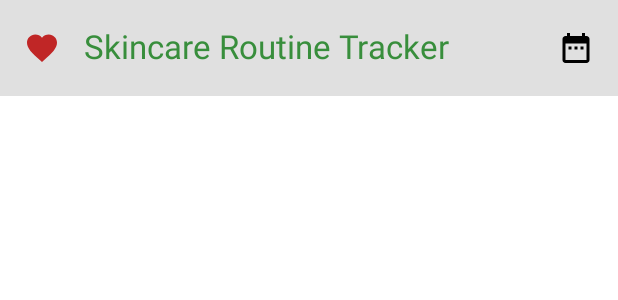
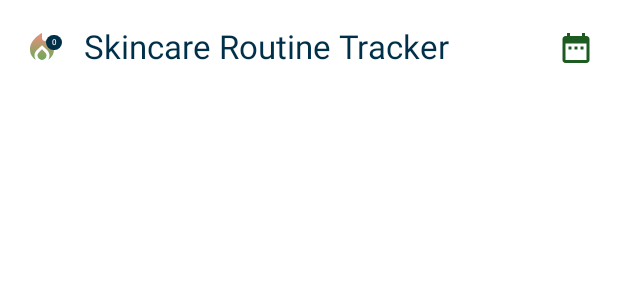
Before and after one commit to vgnvkmha/SkincareRoutinePlanner, an Android app built with Jetpack Compose: the @Preview function CustomTopAppBar, on a phone screen of 412 x 824 dp. Shown: the top 300 px of the screen. Run offline under Robolectric (Android 15) with nearby library versions, the phone set to English and light mode, and no system bars.

Commit message:
changed main colors and continued building TopAppBar UI

```diff
--- a/app/src/main/java/com/example/skincareroutineplanner/presentation/screens/home/composables/CustomTopAppBar.kt
+++ b/app/src/main/java/com/example/skincareroutineplanner/presentation/screens/home/composables/CustomTopAppBar.kt
@@ -1,8 +1,12 @@
 package com.example.skincareroutineplanner.presentation.screens.home.composables
 
+import androidx.compose.foundation.background
+import androidx.compose.foundation.layout.offset
+import androidx.compose.foundation.layout.padding
+import androidx.compose.foundation.layout.size
+import androidx.compose.foundation.shape.CircleShape
 import androidx.compose.material.icons.Icons
 import androidx.compose.material.icons.filled.DateRange
-import androidx.compose.material.icons.filled.Favorite
 import androidx.compose.material3.ExperimentalMaterial3Api
 import androidx.compose.material3.Icon
 import androidx.compose.material3.IconButton
@@ -11,12 +15,26 @@ import androidx.compose.material3.Text
 import androidx.compose.material3.TopAppBar
 import androidx.compose.material3.TopAppBarColors
 import androidx.compose.runtime.Composable
+import androidx.compose.ui.Modifier
+import androidx.compose.ui.draw.drawWithCache
+import androidx.compose.ui.graphics.BlendMode
+import androidx.compose.ui.graphics.Brush
 import androidx.compose.ui.graphics.Color
+import androidx.compose.ui.graphics.graphicsLayer
+import androidx.compose.ui.res.painterResource
 import androidx.compose.ui.tooling.preview.Preview
-import com.example.skincareroutineplanner.presentation.screens.DarkGreen
-import com.example.skincareroutineplanner.presentation.screens.LightGray
-import com.example.skincareroutineplanner.presentation.screens.MyRed
-
+import androidx.compose.ui.unit.dp
+import androidx.compose.ui.unit.sp
+import com.example.skincareroutineplanner.R
+import com.example.skincareroutineplanner.presentation.screens.Background
+import com.example.skincareroutineplanner.presentation.screens.Error
+import com.example.skincareroutineplanner.presentation.screens.OnSecondary
+import com.example.skincareroutineplanner.presentation.screens.OnSurface
+import com.example.skincareroutineplanner.presentation.screens.Primary
+import com.example.skincareroutineplanner.presentation.screens.PrimaryDark
+import com.example.skincareroutineplanner.presentation.screens.PrimaryDarkEven
+import com.example.skincareroutineplanner.presentation.screens.Secondary
+import com.example.skincareroutineplanner.presentation.screens.Surface
 
 @Preview(showBackground = true)
 @OptIn(ExperimentalMaterial3Api::class)
@@ -24,18 +42,45 @@ import com.example.skincareroutineplanner.presentation.screens.MyRed
 fun CustomTopAppBar() {
     TopAppBar(
         colors = TopAppBarColors(
-            containerColor = LightGray,
-            titleContentColor = DarkGreen,
-            actionIconContentColor = Color.Black,
-            scrolledContainerColor = MyRed,
-            navigationIconContentColor = MyRed
+            containerColor = Surface,
+            titleContentColor = OnSurface,
+            actionIconContentColor = PrimaryDark,
+            scrolledContainerColor = Background,
+            navigationIconContentColor = Secondary
         ),
         title = { Text(text = "Skincare Routine Tracker", style = MaterialTheme.typography.titleLarge.copy(
-            color = DarkGreen
+            color = OnSecondary
         )) },
         navigationIcon = {IconButton(enabled = true,
             onClick = { TODO("Добавить развертвывание информации о streak (что-то типа fragment)") }) {
-            Icon(Icons.Default.Favorite, contentDescription = "streak icon") //TODO("заменить иконку на огонёк")
+            Icon(painter = painterResource(id = R.drawable.streak_icon_),
+                contentDescription = "streak icon",
+                modifier = Modifier
+                    .size(24.dp)
+                    .graphicsLayer (alpha = 0.99f)
+                    .drawWithCache {
+                    val gradient = Brush.verticalGradient(
+                        colors = listOf(Error, Primary)
+                    )
+                    onDrawWithContent {
+                        drawContent()
+                        drawRect(gradient, blendMode = BlendMode.SrcAtop)
+                    }
+                },
+                tint = Color.Unspecified //убираем стандартную заливку иконки
+            )
+            Text(
+                text = "0",
+                color = Color.White,
+                fontSize = 5.sp,
+                modifier = Modifier
+                    .offset(x = 8.dp, y = (-4).dp)
+                    .background(
+                        color = OnSecondary,
+                        shape = CircleShape
+                    )
+                    .padding(horizontal = 4.dp, vertical = 2.dp)
+            )
         } },
         actions = {
 
--- a/app/src/main/java/com/example/skincareroutineplanner/presentation/screens/myColors.kt
+++ b/app/src/main/java/com/example/skincareroutineplanner/presentation/screens/myColors.kt
@@ -2,22 +2,19 @@ package com.example.skincareroutineplanner.presentation.screens
 
 import androidx.compose.ui.graphics.Color
 
-// Светло-зелёный (основной акцент)
-val LightGreen = Color(0xFFA8E6CF)
+val Primary = Color(0xFF4CAF50)
+val PrimaryDark = Color(0xFF1D5B20)
+val PrimaryDarkEven = Color(0xFF0F3611)
+val OnPrimary = Color(0xFFFFFFFF) //Text color on primary color
 
-// Тёмно-зелёный (для контраста, текста, и иконок)
-val DarkGreen = Color(0xFF388E3C)
+val Secondary = Color(0xFF81D4FA)
+val OnSecondary = Color(0xFF003049)
 
-// Белый (фон, карточки)
-val White = Color(0xFFFFFFFF)
+val Background = Color(0xFFF5F5F5)
+val OnBackground = Color(0xFF424242) //Primary Color for text
 
-// Светло-серый (разделители, вторичный текст)
-val LightGray = Color(0xFFE0E0E0)
+val Surface = Color(0xFFFFFFFF) //Background color for elements like cards
+val OnSurface = Color(0xFF212121)
 
-// Тёмно-серый (для текста)
-val DarkGray = Color(0xFF424242)
-
-// Цвет ошибки (например, для пропущенной рутины)
-val ErrorRed = Color(0xFFEF5350)
-
-val MyRed = Color(0xFFC02626)
+val Error = Color(0xFFFF8A80)
+val OnError = Color(0xFFFFFFFF)
--- /dev/null
+++ b/app/src/main/res/drawable/ic_flame.xml
@@ -0,0 +1,10 @@
+<?xml version="1.0" encoding="utf-8"?>
+<vector xmlns:android="http://schemas.android.com/apk/res/android"
+    android:width="24dp"
+    android:height="24dp"
+    android:viewportWidth="24"
+    android:viewportHeight="24">
+    <path
+        android:fillColor="#FF000000"
+        android:pathData="M13.5,2C13.5,2 16,5 16,8C16,9.66 14.66,11 13,11C11.34,11 10,9.66 10,8C10,6.34 11.34,5 13,5C13,3.5 12,2 12,2C10,4 6,8 6,13C6,17 9,22 12,22C15,22 18,17 18,13C18,8.5 14,4 13.5,2Z"/>
+</vector>
--- /dev/null
+++ b/app/src/main/res/drawable/streak_icon_.xml
@@ -0,0 +1,7 @@
+<vector xmlns:android="http://schemas.android.com/apk/res/android" android:height="24dp" android:tint="#000000" android:viewportHeight="24" android:viewportWidth="24" android:width="24dp">
+
+    <path android:fillColor="@android:color/white" android:pathData="M12,12.9l-2.13,2.09C9.31,15.55 9,16.28 9,17.06C9,18.68 10.35,20 12,20s3,-1.32 3,-2.94c0,-0.78 -0.31,-1.52 -0.87,-2.07L12,12.9z"/>
+
+    <path android:fillColor="@android:color/white" android:pathData="M16,6l-0.44,0.55C14.38,8.02 12,7.19 12,5.3V2c0,0 -8,4 -8,11c0,2.92 1.56,5.47 3.89,6.86C7.33,19.07 7,18.1 7,17.06c0,-1.32 0.52,-2.56 1.47,-3.5L12,10.1l3.53,3.47c0.95,0.93 1.47,2.17 1.47,3.5c0,1.02 -0.31,1.96 -0.85,2.75c1.89,-1.15 3.29,-3.06 3.71,-5.3C20.52,10.97 18.79,7.62 16,6z"/>
+
+</vector>
```
